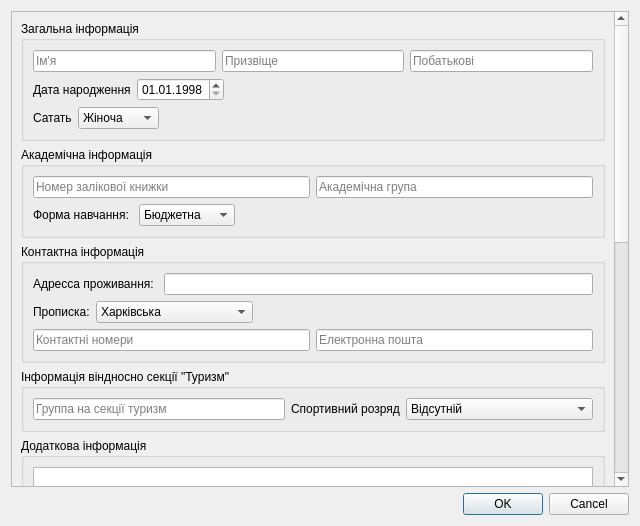
flying-pi/eJournal, file desktop/eJournalDesktop/addnewuser.ui: the form before one commit.
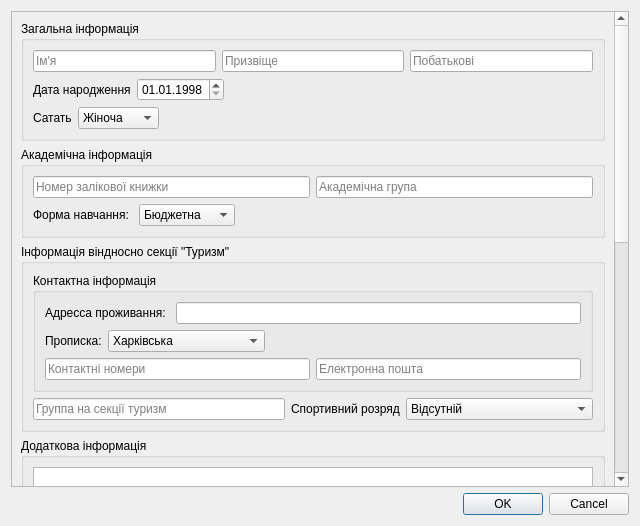
The form after the commit.

What changed in the file:
```diff
--- a/desktop/eJournalDesktop/addnewuser.ui
+++ b/desktop/eJournalDesktop/addnewuser.ui
@@ -211,6 +211,12 @@
         </widget>
        </item>
        <item>
+        <widget class="QGroupBox" name="torismInformation">
+         <property name="title">
+          <string>Інформація віндносно секції &quot;Туризм&quot;</string>
+         </property>
+         <layout class="QVBoxLayout" name="verticalLayout_6">
+          <item>
         <widget class="QGroupBox" name="ContactInformation">
          <property name="title">
           <string>Контактна інформація</string>
@@ -300,12 +306,6 @@
         </widget>
        </item>
        <item>
-        <widget class="QGroupBox" name="torismInformation">
-         <property name="title">
-          <string>Інформація віндносно секції &quot;Туризм&quot;</string>
-         </property>
-         <layout class="QVBoxLayout" name="verticalLayout_6">
-          <item>
            <layout class="QHBoxLayout" name="horizontalLayout_9">
             <item>
              <widget class="QLineEdit" name="lineEdit_9">
```
Left out of the diff: 28 changed lines with no effect on the pictures. Lines whose indentation alone changed are shown as unchanged.
